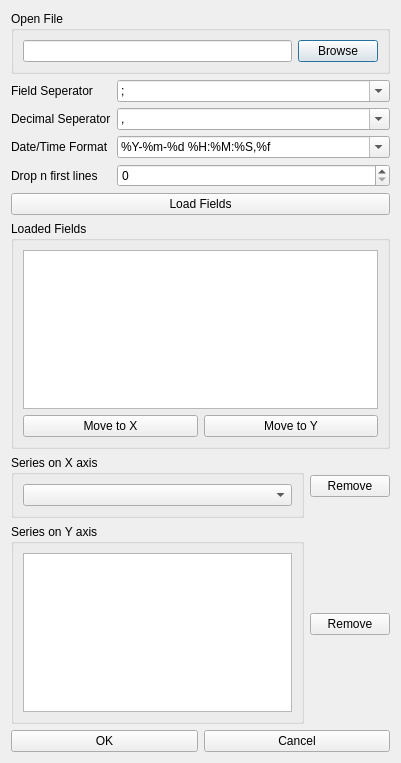
First picture: the form in graphysio/ui/newplot.ui, repository jaj42/GraPhysio, before the edit.
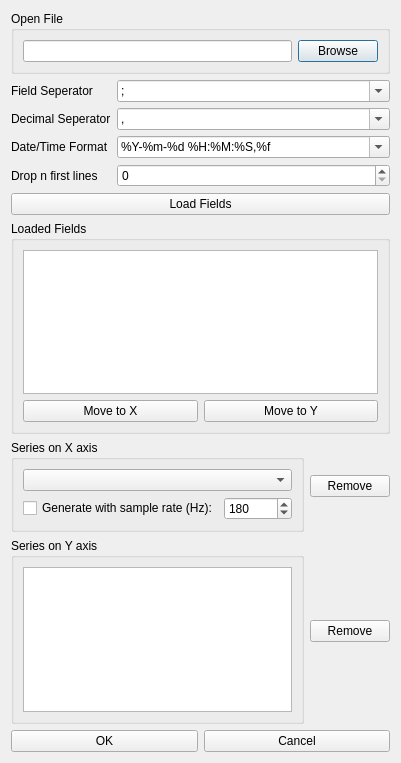
Second picture: the form after the edit.

Commit message: All signal now needs a time vector. We can generate one if needed given a samplerate.

What changed in the file:
```diff
--- a/graphysio/ui/newplot.ui
+++ b/graphysio/ui/newplot.ui
@@ -222,11 +222,39 @@
        </property>
        <layout class="QVBoxLayout" name="verticalLayout_8">
         <item>
-         <widget class="QComboBox" name="lstVX">
-          <property name="maxCount">
-           <number>4</number>
-          </property>
-         </widget>
+         <layout class="QVBoxLayout" name="verticalLayout_2">
+          <item>
+           <widget class="QComboBox" name="lstVX">
+            <property name="maxCount">
+             <number>4</number>
+            </property>
+           </widget>
+          </item>
+          <item>
+           <layout class="QHBoxLayout" name="horizontalLayout_2">
+            <item>
+             <widget class="QCheckBox" name="chkGenX">
+              <property name="text">
+               <string>Generate with sample rate (Hz):</string>
+              </property>
+             </widget>
+            </item>
+            <item>
+             <widget class="QSpinBox" name="spnFs">
+              <property name="minimum">
+               <number>1</number>
+              </property>
+              <property name="maximum">
+               <number>10000</number>
+              </property>
+              <property name="value">
+               <number>180</number>
+              </property>
+             </widget>
+            </item>
+           </layout>
+          </item>
+         </layout>
         </item>
        </layout>
       </widget>
```
Left out of the diff: 19 changed lines with no effect on the pictures. The commit also changes 7 other files.
